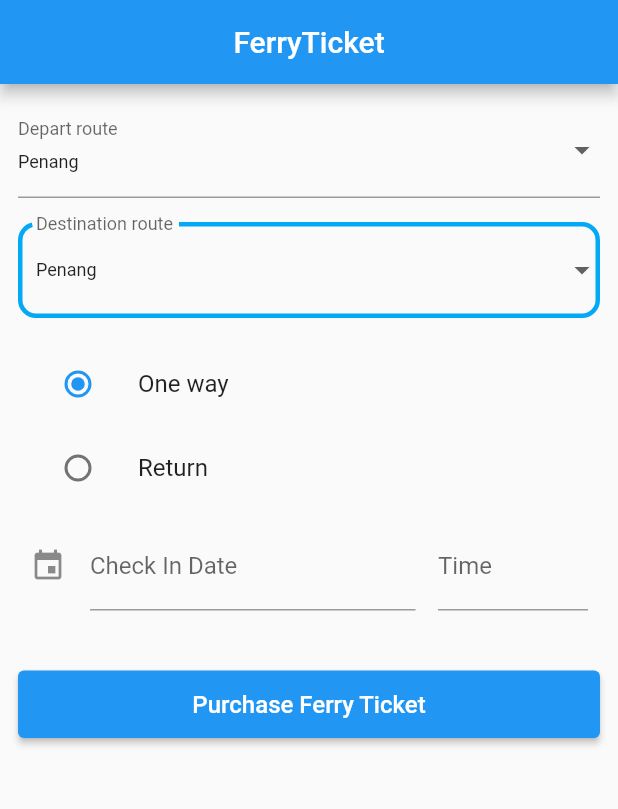
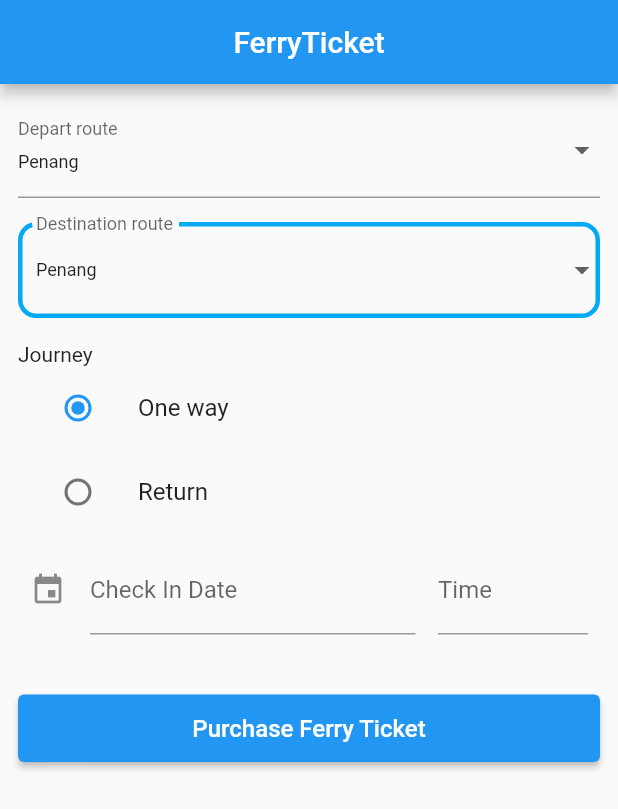
Before and after one commit to aWexisWen/bonvoyage, a Flutter app: the FerryTicketFormPage screen opened directly, on a phone screen of 412 x 824 dp. Shown: the top 809 px of the screen. Run offline on Flutter 3.47's test engine with Material 2 defaults, Android fonts, the phone set to English and light mode, and no system bars; drawn by our look-alikes of date_time_picker; our stand-ins replace sqflite; accounts and stored records are empty.

Commit message:
journey ferry ticket

```diff
--- a/lib/pages/ticket_form_page.dart
+++ b/lib/pages/ticket_form_page.dart
@@ -179,6 +179,7 @@ class _FerryTicketFormPageState extends State<FerryTicketFormPage> {
                       setState(() => selectedDestination = location),
                 ),
                 const SizedBox(height: 16.0),
+                Text('Journey'),
                 ListTile(
                   title: const Text('One way'),
                   leading: Radio<Trip>(
```
